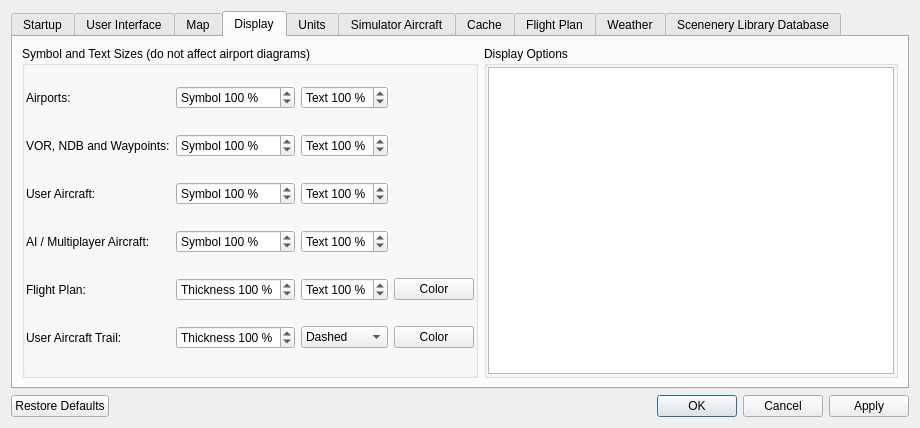
Old version of the form src/options/options.ui in the repository albar965/littlenavmap.
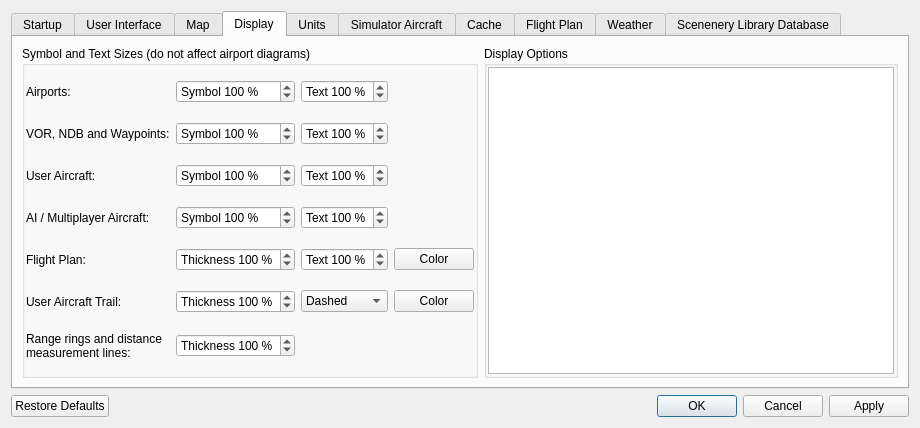
New version of the form. The open tabs and pages were chosen to show the change.

Commit message: Added line width option for range rings and distance markers. #8

The edit to the form file:
```diff
--- a/src/options/options.ui
+++ b/src/options/options.ui
@@ -1014,6 +1014,42 @@
             </property>
            </widget>
           </item>
+          <item row="6" column="0">
+           <widget class="QLabel" name="labelOptionsMapSizeRangeDistance">
+            <property name="text">
+             <string>Range rings and distance
+measurement lines:</string>
+            </property>
+            <property name="buddy">
+             <cstring>spinBoxOptionsDisplayThicknessTrail</cstring>
+            </property>
+           </widget>
+          </item>
+          <item row="6" column="1">
+           <widget class="QSpinBox" name="spinBoxOptionsDisplayThicknessRangeDistance">
+            <property name="toolTip">
+             <string>Size of airport and navaid symbols.</string>
+            </property>
+            <property name="suffix">
+             <string> %</string>
+            </property>
+            <property name="prefix">
+             <string>Thickness </string>
+            </property>
+            <property name="minimum">
+             <number>50</number>
+            </property>
+            <property name="maximum">
+             <number>200</number>
+            </property>
+            <property name="singleStep">
+             <number>10</number>
+            </property>
+            <property name="value">
+             <number>100</number>
+            </property>
+           </widget>
+          </item>
          </layout>
         </widget>
        </item>
```
Left out of the diff: 140 changed lines with no effect on the pictures. The commit also changes 6 other files.
